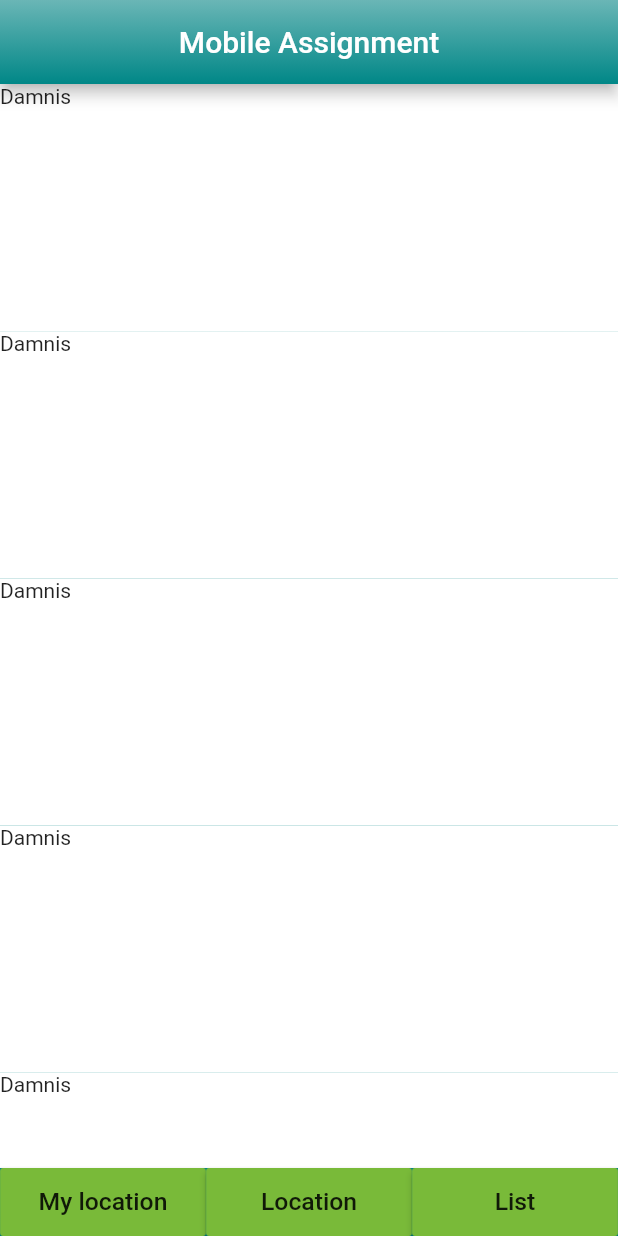
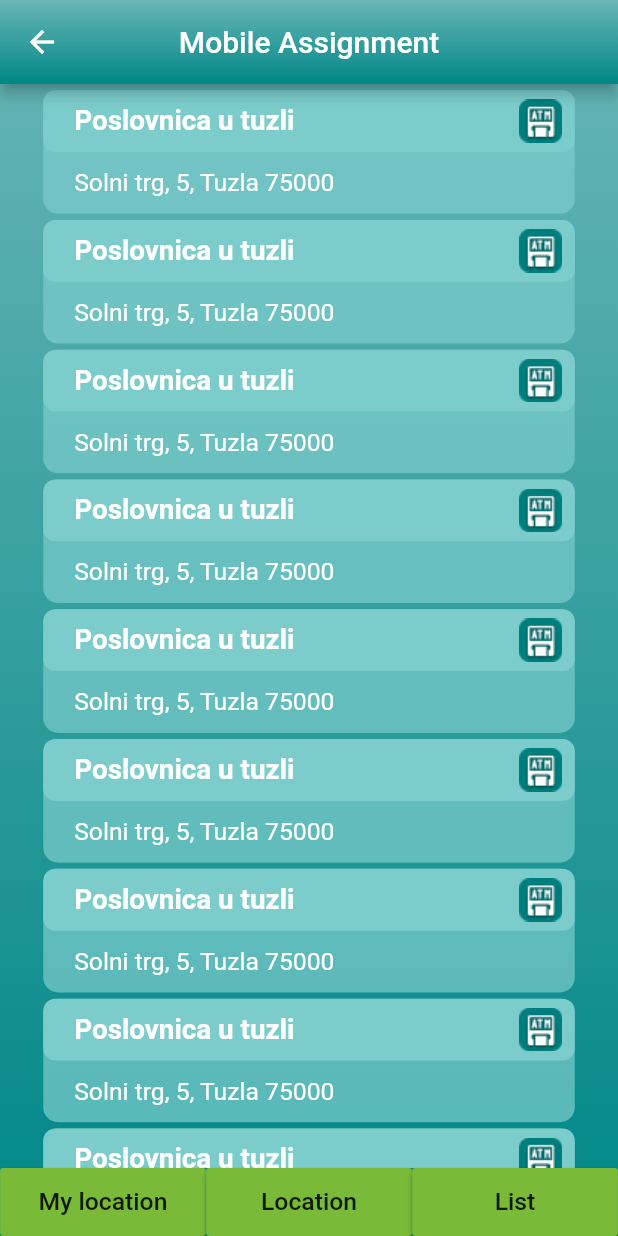
Before and after one commit to Danis96/BankLocator, a Flutter app: the screen it shows after launch, after a tap on "List", on a phone screen of 412 x 824 dp. Run offline on Flutter 3.47's test engine with Material 2 defaults, Android fonts, the phone set to English and light mode, and no system bars.

Commit message:
cardDesign-ListScreen

```diff
--- a/lib/utils/colors.dart
+++ b/lib/utils/colors.dart
@@ -8,5 +8,6 @@ class AppColors {
   Color secondaryColor = Color.fromRGBO(106, 182, 182, 1);
   Color btnGreen = Color.fromRGBO(121, 186, 57, 1);
   Color btnPressed = Color.fromRGBO(62, 126, 126, 1);
+  Color cardColor = Color.fromRGBO(124, 204, 204, 1);
 
 }
--- /dev/null
+++ b/lib/view-model/home-view-model.dart
@@ -0,0 +1,13 @@
+
+
+import 'package:banklocator/view/listOfBanks/page/listOfBanks.dart';
+import 'package:flutter/material.dart';
+
+class HomeViewModel {
+
+  navigateToListOfBanks(BuildContext context) {
+      print('Navigation to List');
+      Navigator.of(context).push(MaterialPageRoute(builder: (_) => ListOfBanksScreen()));
+  }
+
+}
--- a/lib/view/HomePage/page/home.dart
+++ b/lib/view/HomePage/page/home.dart
@@ -1,9 +1,11 @@
 import 'package:banklocator/utils/colors.dart';
 import 'package:banklocator/utils/size_config.dart';
+import 'package:banklocator/view-model/home-view-model.dart';
 import 'package:banklocator/view/HomePage/widgets/bankCard.dart';
 import 'package:flutter/material.dart';
 
 class Home extends StatelessWidget {
+
   final secondaryColor = AppColors().secondaryColor;
   final dominantColor = AppColors().dominantColor;
   final btnColor = AppColors().btnGreen;
@@ -12,7 +14,6 @@ class Home extends StatelessWidget {
   Widget build(BuildContext context) {
     SizeConfig().init(context);
     return Container(
-      child: Container(
       decoration: BoxDecoration(
         gradient: LinearGradient(
           begin: Alignment.topCenter,
@@ -55,7 +56,7 @@ class Home extends StatelessWidget {
               width: SizeConfig.blockSizeHorizontal * 33.3,
               child: RaisedButton(
                 color: btnColor,
-                          onPressed: () => {},
+                onPressed: () => HomeViewModel().navigateToListOfBanks(context),
                 child: Text(
                   'List',
                   style: TextStyle(
@@ -66,34 +67,11 @@ class Home extends StatelessWidget {
           ],
         ),
         backgroundColor: Colors.transparent,
-            appBar: AppBar(
-              flexibleSpace: Container(
-                decoration: BoxDecoration(
-                  gradient: LinearGradient(
-                    begin: Alignment.topCenter,
-                    end: Alignment.bottomCenter,
-                    tileMode: TileMode.clamp,
-                    colors: [secondaryColor, dominantColor],
+        body: Container(
+          child: Center(
+            child: Text('Ovdje ide mapa'),
           ),
         ),
-              ),
-              title: Text('Mobile Assignment'),
-              centerTitle: true,
-            ),
-            body: ListView(
-              shrinkWrap: true,
-              children: [
-                Container(
-                  child: ListView.builder(
-
-                      shrinkWrap: true,
-                      itemCount: 8,
-                      itemBuilder: (BuildContext context, int number) {
-                        return bankCard(context);
-                      }),
-                ),
-              ],
-            )),
       ),
     );
   }
--- a/lib/view/HomePage/widgets/bankCard.dart
+++ b/lib/view/HomePage/widgets/bankCard.dart
@@ -1,14 +1,56 @@
-
-
 import 'package:banklocator/utils/size_config.dart';
 import 'package:flutter/material.dart';
 
-Widget bankCard(BuildContext context) {
+Widget bankCard(BuildContext context, Color secondaryColor) {
   SizeConfig().init(context);
-   return Container(
-     height: SizeConfig.blockSizeVertical * 20,
-       width: SizeConfig.blockSizeHorizontal * 80,
-       color: Colors.white,
-       child: Text('Damnis'),
-   );
+  return Container(
+    decoration: BoxDecoration(
+      color: secondaryColor.withOpacity(0.7),
+      borderRadius: BorderRadius.circular(10)
+    ),
+    margin: EdgeInsets.only(
+        top: SizeConfig.blockSizeVertical * 0.5,
+        left: SizeConfig.blockSizeHorizontal * 7,
+        right: SizeConfig.blockSizeHorizontal * 7),
+
+    child: Column(
+      children: [
+        Container(
+          decoration: BoxDecoration(
+            color: secondaryColor,
+            borderRadius: BorderRadius.circular(8)
+          ),
+          height: SizeConfig.blockSizeVertical * 5,
+          child: Row(
+            mainAxisAlignment: MainAxisAlignment.spaceBetween,
+            children: [
+              Container(
+                  margin:
+                      EdgeInsets.only(left: SizeConfig.blockSizeHorizontal * 5),
+                  child: Text('Poslovnica u tuzli', style: TextStyle(
+                    color: Colors.white,
+                    fontWeight: FontWeight.bold,
+                    fontSize: SizeConfig.safeBlockHorizontal * 4.5
+                  ),)),
+              Container(
+                  margin: EdgeInsets.only(
+                      right: SizeConfig.blockSizeHorizontal * 2),
+                  child: Image.asset('assets/ic_atm.png')),
+            ],
+          ),
+        ),
+        Container(
+//          color: secondaryColor.withOpacity(0.4),
+          height: SizeConfig.blockSizeVertical * 5,
+          margin: EdgeInsets.only(left: SizeConfig.blockSizeHorizontal * 5),
+          alignment: Alignment.centerLeft,
+          child: Text('Solni trg, 5, Tuzla 75000', style: TextStyle(
+              color: Colors.white,
+              fontWeight: FontWeight.w400,
+              fontSize: SizeConfig.safeBlockHorizontal * 4
+          )),
+        )
+      ],
+    ),
+  );
 }
--- /dev/null
+++ b/lib/view/listOfBanks/page/listOfBanks.dart
@@ -0,0 +1,99 @@
+import 'package:banklocator/utils/colors.dart';
+import 'package:banklocator/utils/size_config.dart';
+import 'package:banklocator/view/HomePage/widgets/bankCard.dart';
+import 'package:flutter/material.dart';
+
+
+
+class ListOfBanksScreen extends StatelessWidget {
+
+  final secondaryColor = AppColors().secondaryColor;
+  final dominantColor = AppColors().dominantColor;
+  final btnColor = AppColors().btnGreen;
+  final cardColor = AppColors().cardColor;
+
+
+  @override
+  Widget build(BuildContext context) {
+    SizeConfig().init(context);
+    return Container(
+      child: Container(
+        decoration: BoxDecoration(
+          gradient: LinearGradient(
+            begin: Alignment.topCenter,
+            end: Alignment.bottomCenter,
+            tileMode: TileMode.clamp,
+            colors: [secondaryColor, dominantColor],
+          ),
+        ),
+        child: Scaffold(
+            bottomNavigationBar: Row(
+              mainAxisAlignment: MainAxisAlignment.spaceAround,
+              children: [
+                Container(
+                    height: SizeConfig.blockSizeHorizontal * 11,
+                    width: SizeConfig.blockSizeHorizontal * 33.3,
+                    child: RaisedButton(
+                      color: btnColor,
+                      onPressed: () => {},
+                      child: Text(
+                        'My location',
+                        style: TextStyle(
+                            fontSize: SizeConfig.safeBlockHorizontal * 4),
+                      ),
+                    )),
+                Container(
+                  height: SizeConfig.blockSizeHorizontal * 11,
+                  width: SizeConfig.blockSizeHorizontal * 33.3,
+                  child: RaisedButton(
+                    color: btnColor,
+                    onPressed: () => {},
+                    child: Text(
+                      'Location',
+                      style: TextStyle(
+                          fontSize: SizeConfig.safeBlockHorizontal * 4),
+                    ),
+                  ),
+                ),
+                Container(
+                  height: SizeConfig.blockSizeHorizontal * 11,
+                  width: SizeConfig.blockSizeHorizontal * 33.3,
+                  child: RaisedButton(
+                    color: btnColor,
+                    onPressed: () => {},
+                    child: Text(
+                      'List',
+                      style: TextStyle(
+                          fontSize: SizeConfig.safeBlockHorizontal * 4),
+                    ),
+                  ),
+                )
+              ],
+            ),
+            backgroundColor: Colors.transparent,
+            appBar: AppBar(
+              flexibleSpace: Container(
+                decoration: BoxDecoration(
+                  gradient: LinearGradient(
+                    begin: Alignment.topCenter,
+                    end: Alignment.bottomCenter,
+                    tileMode: TileMode.clamp,
+                    colors: [secondaryColor, dominantColor],
+                  ),
+                ),
+              ),
+              title: Text('Mobile Assignment'),
+              centerTitle: true,
+            ),
+            body: Container(
+              child: ListView.builder(
+                  shrinkWrap: true,
+                  itemCount: 9,
+                  itemBuilder: (BuildContext context, int number) {
+                    return bankCard(context, cardColor);
+                  }),
+            )),
+      ),
+    );
+  }
+}
--- a/pubspec.yaml
+++ b/pubspec.yaml
@@ -45,9 +45,9 @@ flutter:
   uses-material-design: true
 
   # To add assets to your application, add an assets section, like this:
-  # assets:
-  #   - images/a_dot_burr.jpeg
-  #   - images/a_dot_ham.jpeg
+  assets:
+     - assets/ic_atm.png
+     - assets/ic_branch.png
 
   # An image asset can refer to one or more resolution-specific "variants", see
   # https://flutter.dev/assets-and-images/#resolution-aware.
```
Also changed, not shown: assets/ic_atm.png (added), assets/ic_branch.png (added), 1 other file. Lines whose indentation alone changed are shown as unchanged.
